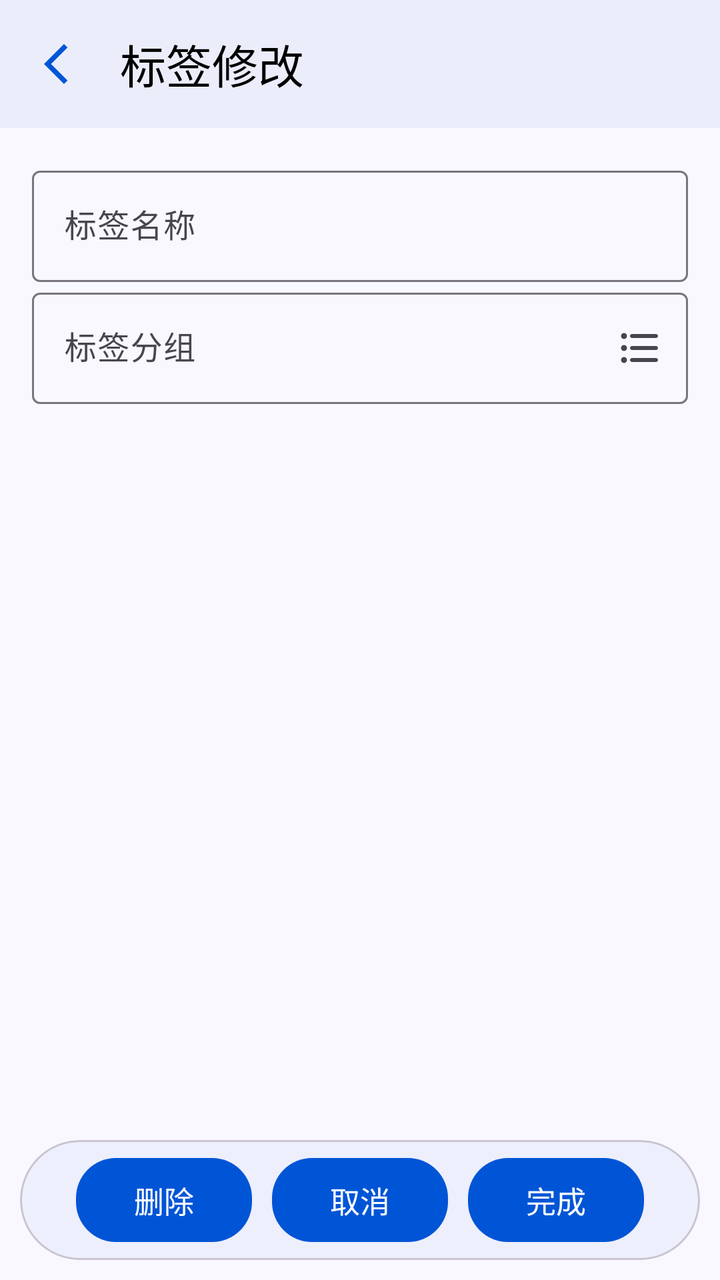
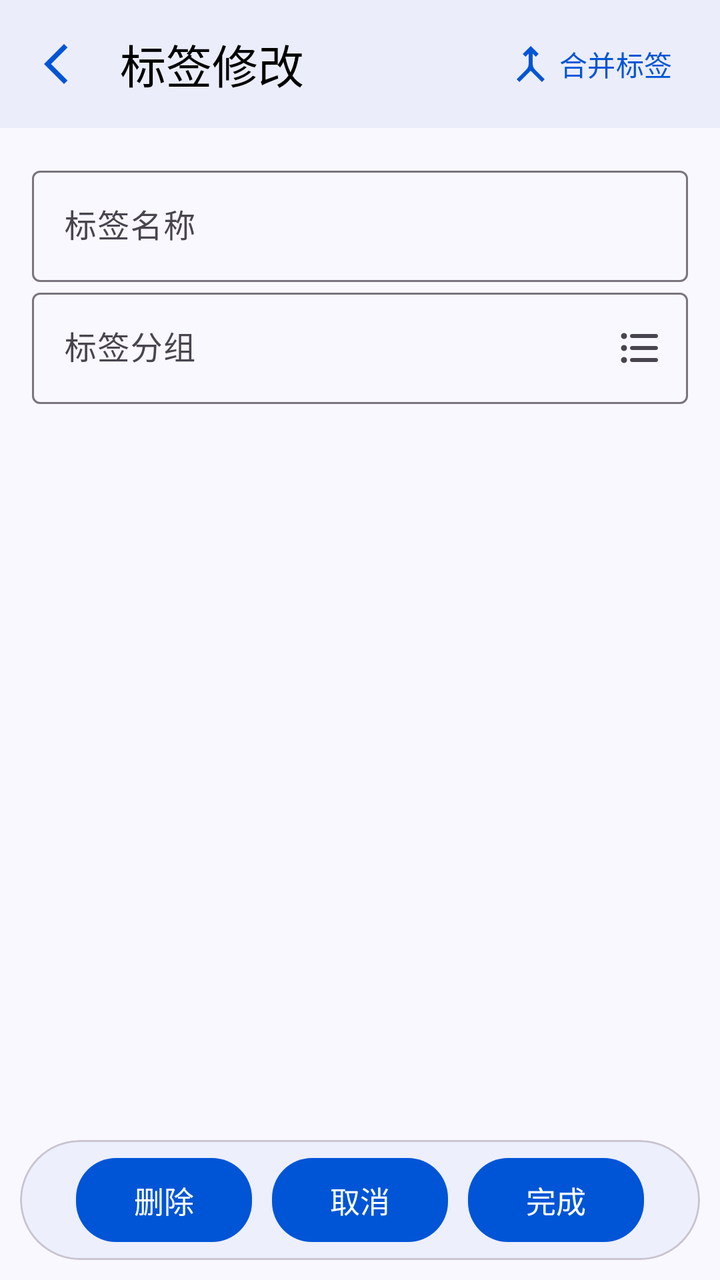

Compare the two renders of this Android layout. The source of the first and the diff that turns it into the second are given below.
<!-- AndroidManifest.xml: application theme Theme.ProjectManager -->
<!-- res/layout/activity_tag_modify.xml -->
<?xml version="1.0" encoding="utf-8"?>
<androidx.constraintlayout.widget.ConstraintLayout xmlns:android="http://schemas.android.com/apk/res/android"
    xmlns:app="http://schemas.android.com/apk/res-auto"
    xmlns:tools="http://schemas.android.com/tools"
    style="@style/PageStyle"
    android:layout_width="match_parent"
    android:layout_height="match_parent"
    tools:context=".ui.bookkeeping.tag.edit.TagModifyActivity">

    <com.google.android.material.appbar.MaterialToolbar
        android:id="@+id/toolbar"
        android:layout_width="match_parent"
        android:layout_height="?attr/actionBarSize"
        app:layout_constraintEnd_toEndOf="parent"
        app:layout_constraintStart_toStartOf="parent"
        app:layout_constraintTop_toTopOf="parent"
        app:navigationIcon="@drawable/baseline_arrow_back_ios_new_24"
        app:title="@string/title_modify_tag" />

    <ScrollView
        android:layout_width="match_parent"
        android:layout_height="0dp"
        app:layout_constraintBottom_toTopOf="@+id/btn_card_view"
        app:layout_constraintTop_toBottomOf="@+id/toolbar">

        <LinearLayout
            android:layout_width="match_parent"
            android:layout_height="wrap_content"
            android:orientation="vertical"
            android:padding="16dp">

            <com.google.android.material.textfield.TextInputLayout
                android:id="@+id/tag_name_layout"
                android:layout_width="match_parent"
                android:layout_height="wrap_content">

                <com.google.android.material.textfield.TextInputEditText
                    android:id="@+id/tag_name_input"
                    style="@style/UserInputEditTextStyle"
                    android:layout_width="match_parent"
                    android:layout_height="match_parent"
                    android:hint="@string/tag_name" />
            </com.google.android.material.textfield.TextInputLayout>

            <com.google.android.material.textfield.TextInputLayout
                android:id="@+id/tag_group_layout"
                android:layout_width="match_parent"
                android:layout_height="wrap_content"
                app:endIconDrawable="@drawable/round_format_list_bulleted_24"
                app:endIconMode="custom">

                <com.google.android.material.textfield.TextInputEditText
                    android:id="@+id/tag_group_input"
                    style="@style/UserInputEditTextStyle"
                    android:layout_width="match_parent"
                    android:layout_height="wrap_content"
                    android:hint="@string/tag_group" />
            </com.google.android.material.textfield.TextInputLayout>
        </LinearLayout>
    </ScrollView>

    <com.google.android.material.card.MaterialCardView
        android:id="@+id/btn_card_view"
        style="@style/RoundCardStyle"
        android:layout_width="match_parent"
        android:layout_height="wrap_content"
        app:layout_constraintBottom_toBottomOf="parent">

        <LinearLayout
            android:layout_width="match_parent"
            android:layout_height="match_parent"
            android:gravity="center"
            android:orientation="horizontal">

            <com.google.android.material.button.MaterialButton
                android:id="@+id/delete_btn"
                style="@style/BtnStyle"
                android:layout_width="wrap_content"
                android:layout_height="wrap_content"
                android:text="@string/delete" />

            <com.google.android.material.button.MaterialButton
                android:id="@+id/cancel_btn"
                style="@style/BtnStyle"
                android:layout_width="wrap_content"
                android:layout_height="wrap_content"
                android:text="@string/cancel" />

            <com.google.android.material.button.MaterialButton
                android:id="@+id/finish_btn"
                style="@style/BtnStyle"
                android:layout_width="wrap_content"
                android:layout_height="wrap_content"
                android:text="@string/finish" />
        </LinearLayout>
    </com.google.android.material.card.MaterialCardView>
</androidx.constraintlayout.widget.ConstraintLayout>
<!-- resources referenced by this layout -->
<resources>
  <!-- drawable baseline_arrow_back_ios_new_24 (drawable) -->
  <vector xmlns:android="http://schemas.android.com/apk/res/android" android:height="24dp" android:tint="#000000" android:viewportHeight="24" android:viewportWidth="24" android:width="24dp">
        
      <path android:fillColor="@android:color/white" android:pathData="M17.77,3.77l-1.77,-1.77l-10,10l10,10l1.77,-1.77l-8.23,-8.23z"/>
      
  </vector>
  <string name="cancel">取消</string>
  <string name="delete">删除</string>
  <string name="finish">完成</string>
  <string name="tag_group">标签分组</string>
  <string name="tag_name">标签名称</string>
  <string name="title_modify_tag">标签修改</string>
  <style name="BtnStyle" parent="Widget.Material3.Button">
          <item name="backgroundTint">@color/theme_blue</item>
          <item name="android:textColor">@color/white</item>
          <item name="android:textSize">15sp</item>
          <item name="cornerRadius">20dp</item>
          <item name="android:layout_margin">5dp</item>
          <item name="android:padding">10dp</item>
      </style>
  <style name="PageStyle">
          <item name="android:fitsSystemWindows">true</item>
          <item name="android:background">@color/page_background</item>
      </style>
  <style name="RoundCardStyle">
          <item name="cardBackgroundColor">@color/card_background</item>
          <item name="cardCornerRadius">50dp</item>
          <item name="android:layout_margin">10dp</item>
      </style>
  <style name="UserInputEditTextStyle" parent="Widget.Material3.TextInputEditText.OutlinedBox">
          <item name="android:inputType">text</item>
          <item name="android:maxLength">20</item>
      </style>
  <color name="theme_blue">#0055d6</color>
  <color name="white">#FFFFFFFF</color>
  <color name="page_background">#f9f8fe</color>
  <color name="card_background">#edeffc</color>
  <color name="theme_blue_variant">#dae1fe</color>
  <color name="teal_200">#FF03DAC5</color>
  <color name="teal_700">#FF018786</color>
  <color name="black">#FF000000</color>
  <style name="ToolBarStyle" parent="Widget.Material3.Toolbar">
          <item name="android:background">@color/toolbar_background</item>
          <item name="navigationIconTint">@color/theme_blue</item>
          <item name="contentInsetStart">10dp</item>
          <item name="titleTextAppearance">@style/TitleStyle</item>
      </style>
  <color name="toolbar_background">#ebedfa</color>
  <style name="TitleStyle">
          <item name="android:textSize">23sp</item>
          <item name="android:textColor">@color/black</item>
      </style>
  <!-- unchanged entries left out for length: 2 -->
</resources>

<!-- the commit's change to res/layout/activity_tag_modify.xml (unified diff, before → after) -->
@@ -15,7 +15,17 @@
         app:layout_constraintStart_toStartOf="parent"
         app:layout_constraintTop_toTopOf="parent"
         app:navigationIcon="@drawable/baseline_arrow_back_ios_new_24"
-        app:title="@string/title_modify_tag" />
+        app:title="@string/title_modify_tag">
+
+        <com.google.android.material.button.MaterialButton
+            android:id="@+id/tag_merge_btn"
+            style="@style/TransparentBtnStyle"
+            android:layout_width="wrap_content"
+            android:layout_height="match_parent"
+            android:layout_gravity="end"
+            android:drawableLeft="@drawable/baseline_merge_24"
+            android:text="@string/tag_merge" />
+    </com.google.android.material.appbar.MaterialToolbar>
 
     <ScrollView
         android:layout_width="match_parent"
<!-- resource entries referenced after the edit -->
@@ -6,10 +6,17 @@
       <path android:fillColor="@android:color/white" android:pathData="M17.77,3.77l-1.77,-1.77l-10,10l10,10l1.77,-1.77l-8.23,-8.23z"/>
       
   </vector>
+  <!-- drawable baseline_merge_24 (drawable) -->
+  <vector xmlns:android="http://schemas.android.com/apk/res/android" android:height="24dp" android:tint="#000000" android:viewportHeight="24" android:viewportWidth="24" android:width="24dp">
+        
+      <path android:fillColor="@android:color/white" android:pathData="M6.41,21L5,19.59l4.83,-4.83c0.75,-0.75 1.17,-1.77 1.17,-2.83v-5.1L9.41,8.41L8,7l4,-4l4,4l-1.41,1.41L13,6.83v5.1c0,1.06 0.42,2.08 1.17,2.83L19,19.59L17.59,21L12,15.41L6.41,21z"/>
+      
+  </vector>
   <string name="cancel">取消</string>
   <string name="delete">删除</string>
   <string name="finish">完成</string>
   <string name="tag_group">标签分组</string>
+  <string name="tag_merge">合并标签</string>
   <string name="tag_name">标签名称</string>
   <string name="title_modify_tag">标签修改</string>
   <style name="BtnStyle" parent="Widget.Material3.Button">
@@ -28,6 +35,11 @@
           <item name="cardBackgroundColor">@color/card_background</item>
           <item name="cardCornerRadius">50dp</item>
           <item name="android:layout_margin">10dp</item>
+      </style>
+  <style name="TransparentBtnStyle" parent="Widget.Material3.Button">
+          <item name="android:background">?attr/selectableItemBackground</item>
+          <item name="android:textColor">@color/theme_blue</item>
+          <item name="iconPadding">2dp</item>
       </style>
   <style name="UserInputEditTextStyle" parent="Widget.Material3.TextInputEditText.OutlinedBox">
           <item name="android:inputType">text</item>
